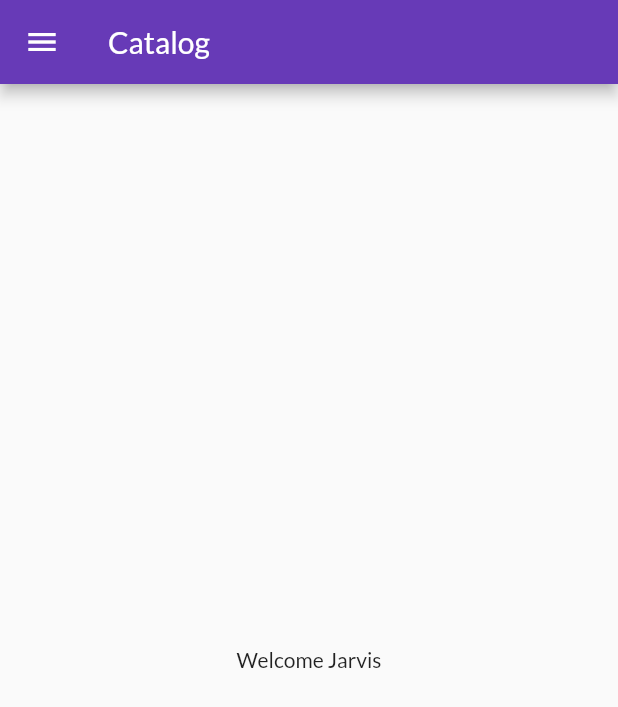
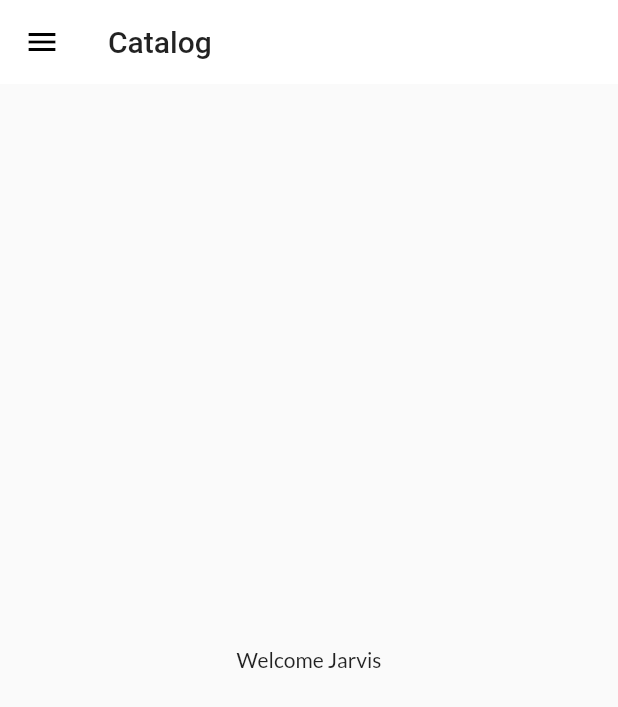
Before and after one commit to SalmanNaghori/flutter_1, a Flutter app: the screen it shows after launch, on a phone screen of 412 x 824 dp. Shown: the top 707 px of the screen. Run offline on Flutter 3.47's test engine with Material 2 defaults, Android fonts, the phone set to English and light mode, and no system bars; our stand-ins replace google_fonts.

Commit message:
theme extracted

```diff
--- a/lib/main.dart
+++ b/lib/main.dart
@@ -2,6 +2,7 @@ import 'package:flutter/material.dart';
 import 'package:flutter_1/pages/home_page.dart';
 import 'package:flutter_1/pages/login_page.dart';
 import 'package:flutter_1/util/routes.dart';
+import 'package:flutter_1/widgets/themes.dart';
 import 'package:google_fonts/google_fonts.dart';
 import 'package:flutter_1/util/routes.dart';
 
@@ -16,12 +17,8 @@ class MyApp extends StatelessWidget {
       debugShowCheckedModeBanner: false,
       // home: HomePage(),
       themeMode: ThemeMode.light,
-      theme: ThemeData(
-        primarySwatch: Colors.deepPurple,
-        fontFamily: GoogleFonts.lato().fontFamily,
-      ),
-      darkTheme: ThemeData(primarySwatch: Colors.red),
-
+      theme: MyTheme.lightTheme(context),
+      darkTheme: MyTheme.darkTheme(context),
       routes: {
         "/": (context) => HomePage(),
         MyRoutes.homeRoute: (context) => HomePage(),
--- /dev/null
+++ b/lib/widgets/themes.dart
@@ -0,0 +1,22 @@
+
+
+import 'package:flutter/material.dart';
+import 'package:google_fonts/google_fonts.dart';
+
+class MyTheme
+{
+static  ThemeData  lightTheme(BuildContext context)=>ThemeData(
+  primarySwatch: Colors.deepPurple,
+  fontFamily: GoogleFonts.lato().fontFamily,
+  appBarTheme: AppBarTheme(
+  color: Colors.white,
+  elevation: 0.0,
+  iconTheme: IconThemeData(color: Colors.black),
+      toolbarTextStyle: Theme.of(context).textTheme.bodyText2,
+      titleTextStyle: Theme.of(context).textTheme.headline6
+  ));
+static  ThemeData  darkTheme(BuildContext context)=>ThemeData(
+  brightness: Brightness.dark,
+);
+
+}
```
